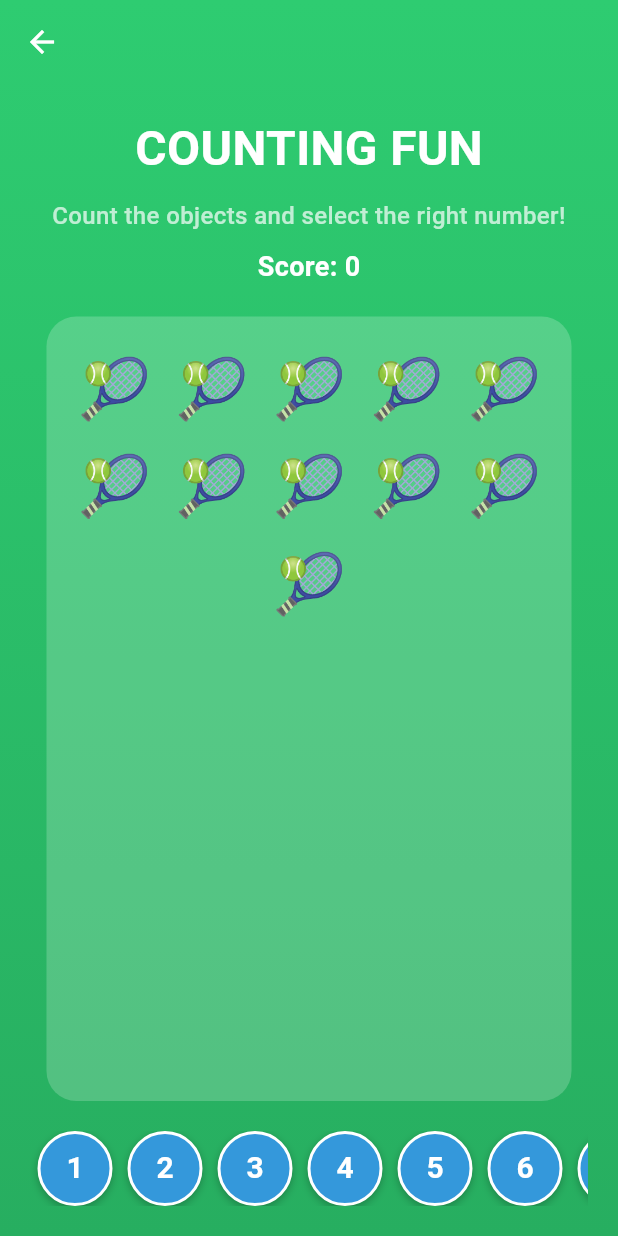
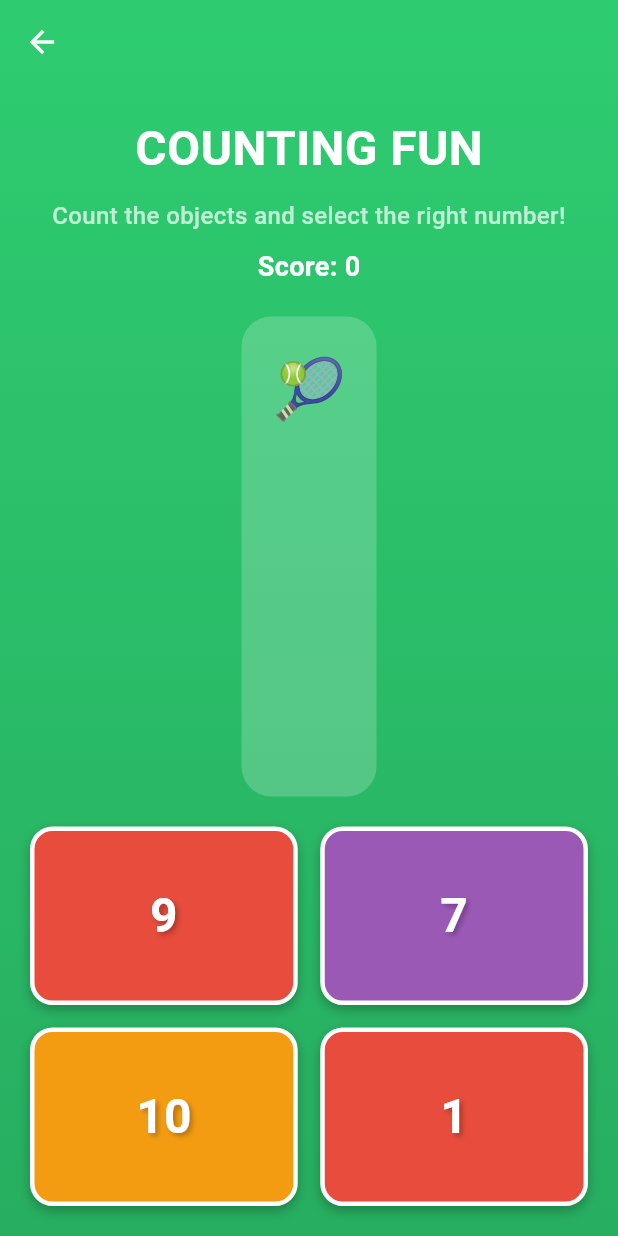
Before and after one commit to parthwindzoon/mini-game, a Flutter app: the ScrollableCountingGame screen opened directly, on a phone screen of 412 x 824 dp. Run offline on Flutter 3.47's test engine with Material 3 defaults, Android fonts, the phone set to English and light mode, and no system bars; missing offline and left inert: flame.

Commit message:
Commit from Macbook 2

```diff
--- a/lib/game/counting_game.dart
+++ b/lib/game/counting_game.dart
@@ -313,6 +313,7 @@
   int targetCount = 0;
   String currentEmoji = '🎈';
   List<String> currentObjects = [];
+  List<int> answerOptions = [];
   bool showResult = false;
   String resultMessage = '';
   Color resultColor = Colors.green;
@@ -328,10 +329,25 @@
 
   void _newRound() {
     setState(() {
-      targetCount = random.nextInt(15) + 1; // 1-15 objects
+      targetCount = random.nextInt(10) + 1; // 1-10 objects
       currentEmoji = objectEmojis[random.nextInt(objectEmojis.length)];
       currentObjects = List.generate(targetCount, (index) => currentEmoji);
       showResult = false;
+
+      // Generate 4 multiple choice options (1 correct, 3 wrong)
+      answerOptions.clear();
+      answerOptions.add(targetCount); // Correct answer
+
+      // Add 3 wrong answers
+      while (answerOptions.length < 4) {
+        int wrongAnswer = random.nextInt(10) + 1; // 1-10
+        if (!answerOptions.contains(wrongAnswer)) {
+          answerOptions.add(wrongAnswer);
+        }
+      }
+
+      // Shuffle the options
+      answerOptions.shuffle();
     });
   }
 
@@ -340,7 +356,7 @@
       if (selectedNumber == targetCount) {
         score += 10;
         resultMessage = 'Correct! There are $targetCount objects! +10';
-        resultColor = Colors.white; // Changed to white
+        resultColor = Colors.white; // White as requested
       } else {
         resultMessage = 'Try again! Count carefully.';
         resultColor = Colors.red;
@@ -471,23 +487,26 @@
                   ),
                 ),
 
-              // Number buttons - Scrollable horizontally
+              // Multiple Choice Answers (4 options)
               Padding(
                 padding: const EdgeInsets.all(20),
-                child: SingleChildScrollView(
-                  scrollDirection: Axis.horizontal,
-                  child: Row(
-                    children: List.generate(20, (index) {
-                      final number = index + 1;
-                      return Padding(
-                        padding: const EdgeInsets.symmetric(horizontal: 5),
-                        child: _CountingNumberButton(
-                          number: number,
-                          onPressed: () => _onNumberSelected(number),
-                        ),
-                      );
-                    }),
+                child: GridView.builder(
+                  shrinkWrap: true,
+                  physics: const NeverScrollableScrollPhysics(),
+                  gridDelegate: const SliverGridDelegateWithFixedCrossAxisCount(
+                    crossAxisCount: 2,
+                    crossAxisSpacing: 15,
+                    mainAxisSpacing: 15,
+                    childAspectRatio: 1.5,
                   ),
+                  itemCount: 4,
+                  itemBuilder: (context, index) {
+                    return _CountingMultipleChoiceButton(
+                      number: answerOptions[index],
+                      onPressed: () => _onNumberSelected(answerOptions[index]),
+                      isCorrect: answerOptions[index] == targetCount,
+                    );
+                  },
                 ),
               ),
             ],
@@ -498,20 +517,22 @@
   }
 }
 
-class _CountingNumberButton extends StatefulWidget {
+class _CountingMultipleChoiceButton extends StatefulWidget {
   final int number;
   final VoidCallback onPressed;
+  final bool isCorrect;
 
-  const _CountingNumberButton({
+  const _CountingMultipleChoiceButton({
     required this.number,
     required this.onPressed,
+    required this.isCorrect,
   });
 
   @override
-  State<_CountingNumberButton> createState() => _CountingNumberButtonState();
+  State<_CountingMultipleChoiceButton> createState() => _CountingMultipleChoiceButtonState();
 }
 
-class _CountingNumberButtonState extends State<_CountingNumberButton>
+class _CountingMultipleChoiceButtonState extends State<_CountingMultipleChoiceButton>
     with SingleTickerProviderStateMixin {
   late AnimationController _animationController;
   late Animation<double> _scaleAnimation;
@@ -538,6 +559,16 @@
     super.dispose();
   }
 
+  Color _getButtonColor() {
+    final colors = [
+      const Color(0xFF3498DB), // Blue
+      const Color(0xFFE74C3C), // Red
+      const Color(0xFFF39C12), // Orange
+      const Color(0xFF9B59B6), // Purple
+    ];
+    return colors[widget.number % colors.length];
+  }
+
   @override
   Widget build(BuildContext context) {
     return AnimatedBuilder(
@@ -553,17 +584,15 @@
             },
             onTapCancel: () => _animationController.reverse(),
             child: Container(
-              width: 50,
-              height: 50,
               decoration: BoxDecoration(
-                color: const Color(0xFF3498DB),
-                borderRadius: BorderRadius.circular(25),
-                border: Border.all(color: Colors.white, width: 2),
+                color: _getButtonColor(),
+                borderRadius: BorderRadius.circular(15),
+                border: Border.all(color: Colors.white, width: 3),
                 boxShadow: [
                   BoxShadow(
                     color: Colors.black26,
-                    blurRadius: 4,
-                    offset: const Offset(0, 2),
+                    blurRadius: 6,
+                    offset: const Offset(0, 3),
                   ),
                 ],
               ),
@@ -572,8 +601,15 @@
                   widget.number.toString(),
                   style: const TextStyle(
                     color: Colors.white,
-                    fontSize: 20,
+                    fontSize: 32,
                     fontWeight: FontWeight.bold,
+                    shadows: [
+                      Shadow(
+                        color: Colors.black26,
+                        offset: Offset(2, 2),
+                        blurRadius: 4,
+                      ),
+                    ],
                   ),
                 ),
               ),
```
Also changed, not shown: 3 other files.
